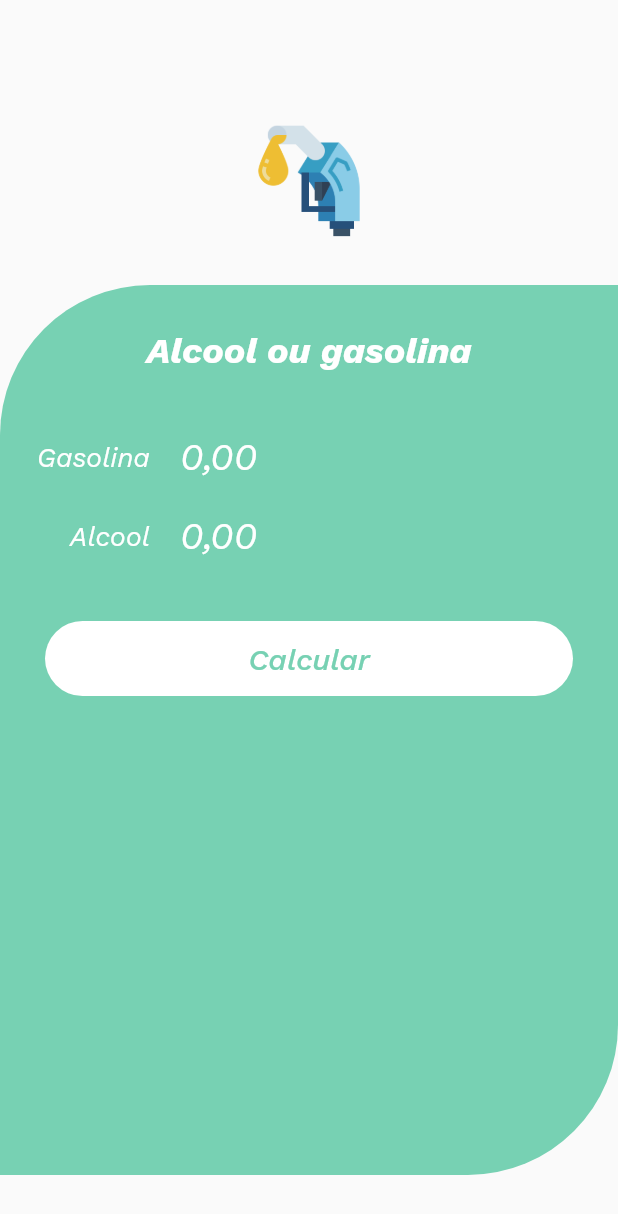
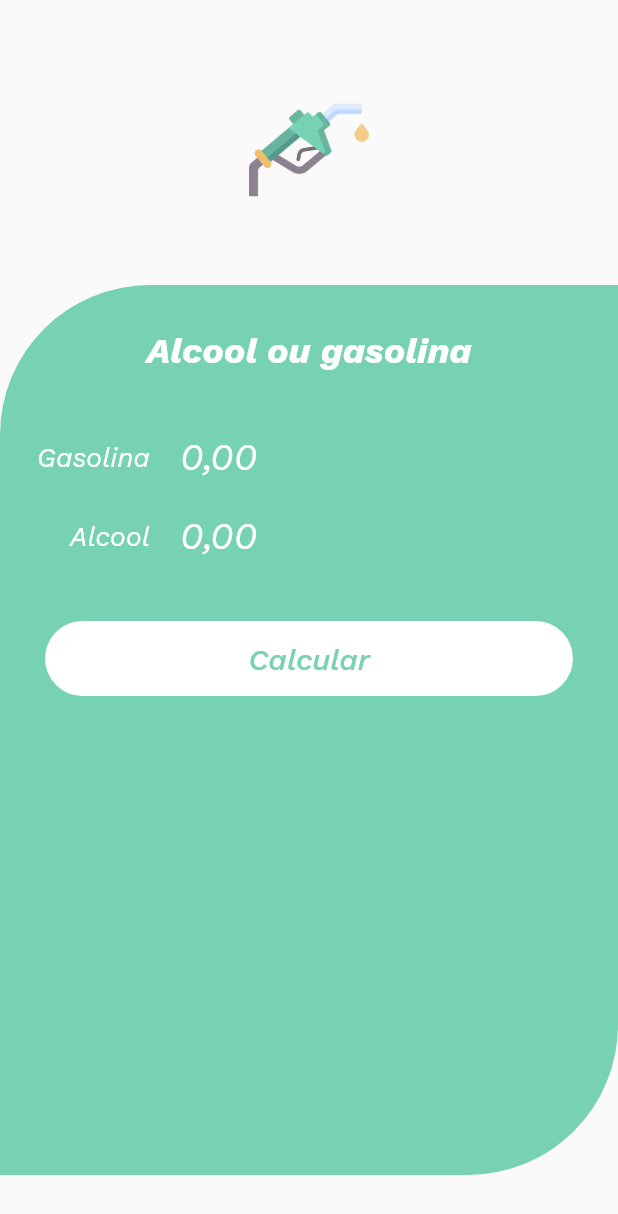
Before and after one commit to dikdudu/alcohol_or_gasoline, a Flutter app: the screen it shows after launch, on a phone screen of 412 x 824 dp. Shown: the top 1214 px of the screen. Run offline on Flutter 3.47's test engine with Material 2 defaults, Android fonts, the phone set to English and light mode, and no system bars; our stand-ins replace flutter_masked_text.

Commit message:
new icon

```diff
--- a/lib/app/components/logo.dart
+++ b/lib/app/components/logo.dart
@@ -5,12 +5,12 @@ class Logo extends StatelessWidget {
   Widget build(BuildContext context) {
     return Column(
       children: [
-        SizedBox(height: 80),
+        SizedBox(height: 60),
         Image.asset(
-          'assets/images/logo.png',
+          'assets/images/icon.png',
           height: 80,
         ),
-        SizedBox(height: 30),
+        SizedBox(height: 50),
       ],
     );
   }
--- a/pubspec.yaml
+++ b/pubspec.yaml
@@ -47,8 +47,8 @@ flutter:
 
   # To add assets to your application, add an assets section, like this:
   assets:
-    - assets/images/logo.png
-    - assets/images/logo2.png
+    - assets/images/icon.png
+
 
 
   # An image asset can refer to one or more resolution-specific "variants", see
```
Also changed, not shown: assets/images/icon.png (added), assets/images/logo.png (deleted), assets/images/logo2.png (deleted).
